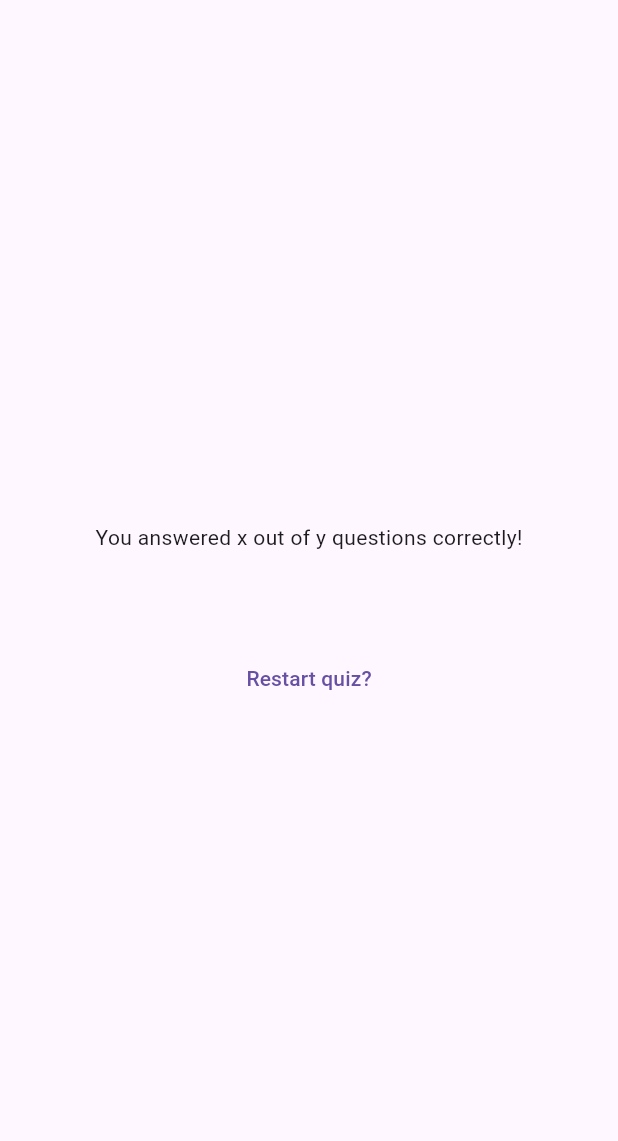
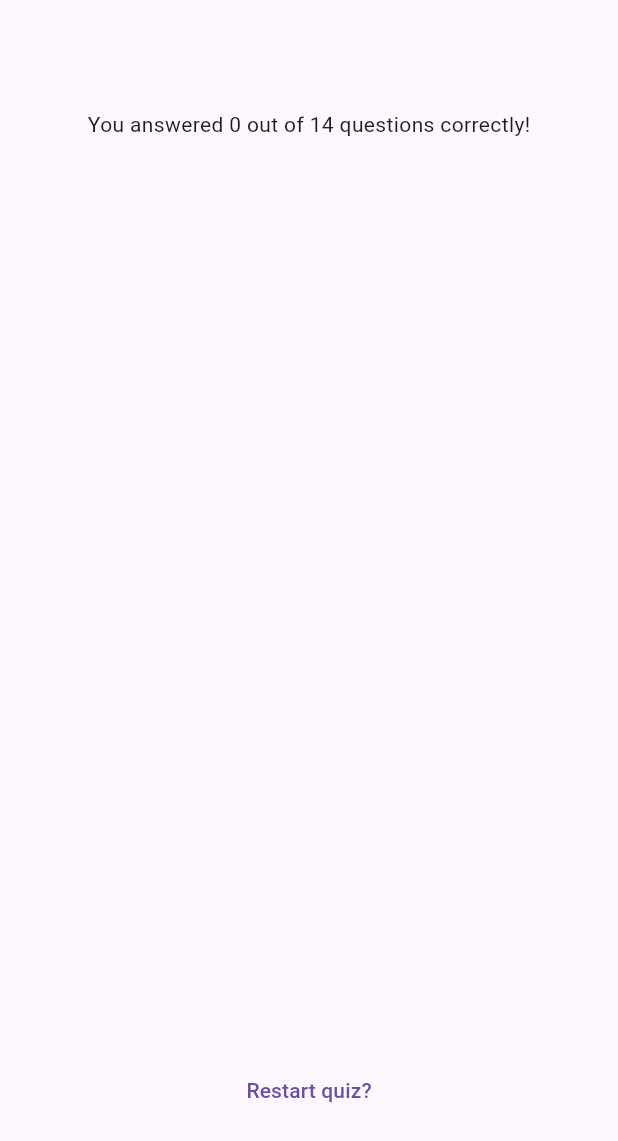
Before and after one commit to demarialr/Flutter-Quiz-App, a Flutter app: the ResultsScreen widget shown alone on an empty page, opened directly with empty values, on a phone screen of 412 x 824 dp. Shown: the top 1141 px of the screen. Run offline on Flutter 3.47's test engine with Material 3 defaults, Android fonts, the phone set to English and light mode, and no system bars; our stand-ins replace google_fonts.

Commit message:
Made results scrollable, added question through 3_33

```diff
--- a/lib/data/questions.dart
+++ b/lib/data/questions.dart
@@ -171,4 +171,15 @@ const questions = [
       'Neither shuffle() or map()',
     ],
   ),
+
+  QuizQuestion(
+    'Video 3_33',
+    'What does an underscore before a class or variable name do?',
+    [
+      'Makes both classes and variables private',
+      'Makes both classes and variables public',
+      'Makes classes private, but variables public',
+      'Makes variables private, but classes public',
+    ],
+  ),
 ];
--- a/lib/questions_summary.dart
+++ b/lib/questions_summary.dart
@@ -7,24 +7,31 @@ class QuestionsSummary extends StatelessWidget {
 
   @override
   Widget build(BuildContext context) {
-    return Column(
+    return SizedBox(
+      height: 550,
+      child: SingleChildScrollView(
+        child: Column(
           children: summaryData.map(
             (data) {
               return Row(
                 children: [
                   Text(((data['question_index'] as int) + 1).toString()),
-              Column(
+                  Expanded(
+                    child: Column(
                       children: [
                         Text(data['question'] as String),
-                  SizedBox(height: 5,),
+                        const SizedBox(height: 5,),
                         Text(data['user_answer'] as String),
                         Text(data['correct_answer'] as String),
                       ],
+                    ),
                   ),
                 ],
               );
             },
           ).toList(),
+        ),
+      ),
     );
   }
 }
--- a/lib/quiz.dart
+++ b/lib/quiz.dart
@@ -36,7 +36,6 @@ class _QuizState extends State<Quiz> {
 
     if (selectedAnswers.length == questions.length) {
       setState(() {
-        selectedAnswers = [];
         activeScreen = 'results-screen';
       });
     }
--- a/lib/results_screen.dart
+++ b/lib/results_screen.dart
@@ -29,6 +29,12 @@ class ResultsScreen extends StatelessWidget {
 
   @override
   Widget build(context) {
+    final summaryData = getSummaryData();
+    final numTotalQuestions = questions.length;
+    final numCorrectQuestions = summaryData.where((data) {
+      return data['user_answer'] == data['correct_answer'];
+    }).length;
+
     return SizedBox(
       width: double.infinity,
       child: Container(
@@ -36,10 +42,16 @@ class ResultsScreen extends StatelessWidget {
         child: Column(
           mainAxisAlignment: MainAxisAlignment.center,
           children: [
-            const Text('You answered x out of y questions correctly!'),
-            const SizedBox(height: 30),
-            QuestionsSummary(getSummaryData()),
-            const SizedBox(height: 30),
+            Text(
+              'You answered $numCorrectQuestions out of $numTotalQuestions questions correctly!',
+            ),
+            const SizedBox(
+              height: 30,
+            ),
+            QuestionsSummary(summaryData),
+            const SizedBox(
+              height: 30,
+            ),
             TextButton(
               onPressed: () {},
               child: const Text('Restart quiz?'),
```
Lines whose indentation alone changed are shown as unchanged.
